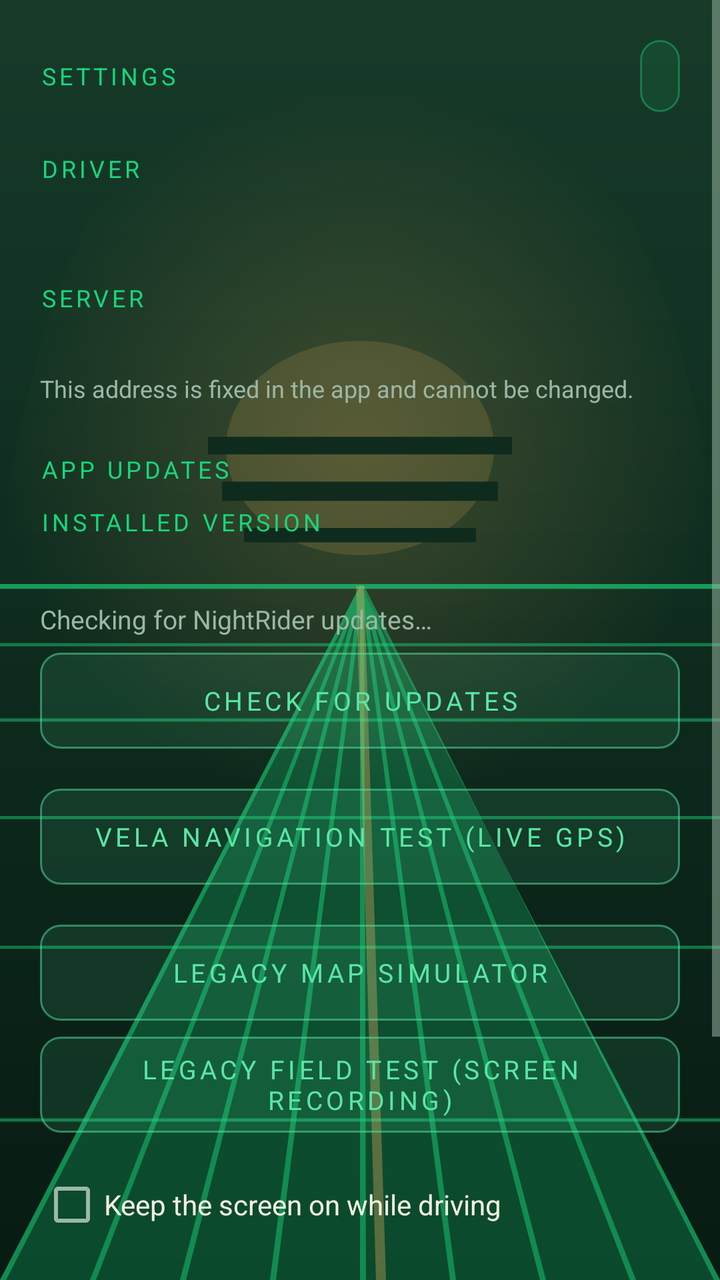
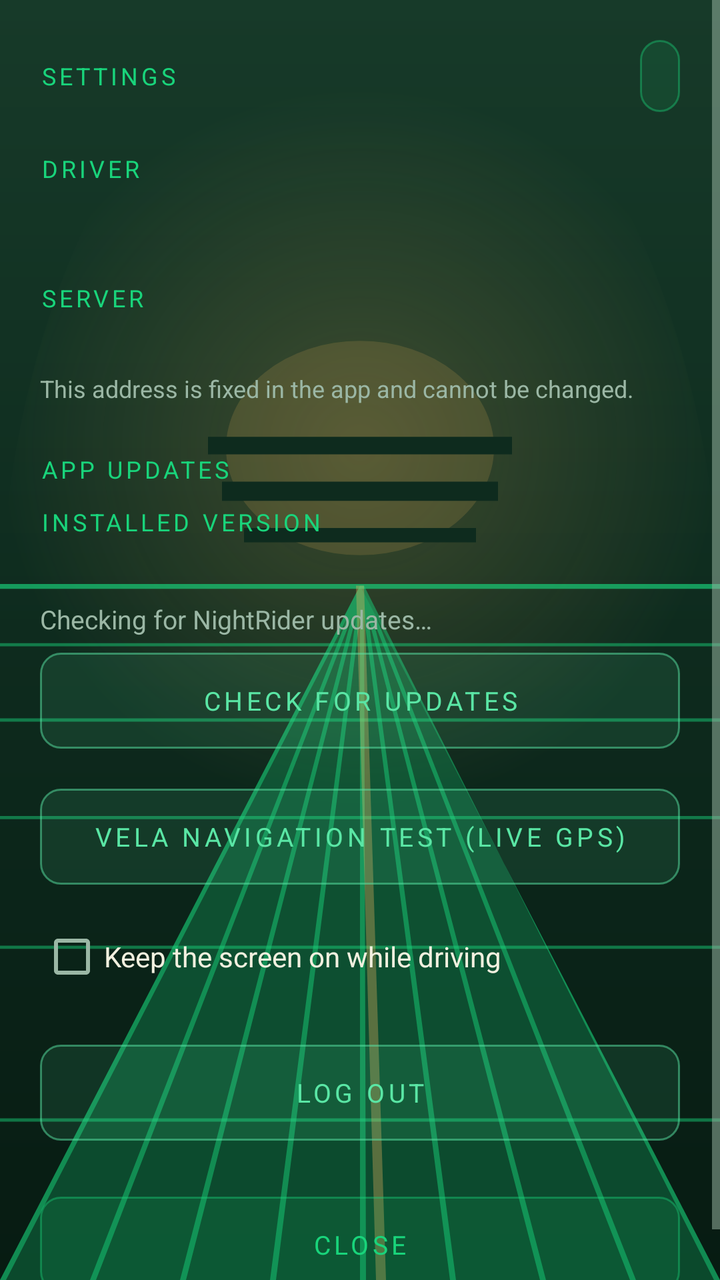

Two renders of the same Android screen: before a commit and after it. Below are the layout's source before the change and the commit's diff.
<!-- AndroidManifest.xml: activity theme Theme.NightRider -->
<!-- res/layout/activity_settings.xml -->
<?xml version="1.0" encoding="utf-8"?>
<ScrollView xmlns:android="http://schemas.android.com/apk/res/android"
    android:id="@+id/settingsScroll"
    android:layout_width="match_parent"
    android:layout_height="match_parent"
    android:fillViewport="true">

    <LinearLayout
        android:layout_width="match_parent"
        android:layout_height="wrap_content"
        android:orientation="vertical"
        android:padding="20dp">

        <LinearLayout
            android:layout_width="match_parent"
            android:layout_height="wrap_content"
            android:orientation="horizontal"
            android:gravity="center_vertical">

            <TextView
                style="@style/NrLabel"
                android:layout_width="0dp"
                android:layout_height="wrap_content"
                android:layout_weight="1"
                android:text="@string/settings_title" />

            <Button
                android:id="@+id/appearanceToggle"
                style="@style/NrBarButton"
                android:layout_width="wrap_content"
                android:layout_height="wrap_content" />
        </LinearLayout>

        <TextView
            style="@style/NrLabel"
            android:layout_width="match_parent"
            android:layout_height="wrap_content"
            android:layout_marginTop="20dp"
            android:text="@string/driver_label" />

        <TextView
            android:id="@+id/driverValue"
            android:layout_width="match_parent"
            android:layout_height="wrap_content"
            android:layout_marginTop="4dp"
            android:textColor="?attr/nrText"
            android:textSize="18sp" />

        <TextView
            style="@style/NrLabel"
            android:layout_width="match_parent"
            android:layout_height="wrap_content"
            android:layout_marginTop="20dp"
            android:text="@string/server_label" />

        <TextView
            android:id="@+id/serverValue"
            android:layout_width="match_parent"
            android:layout_height="wrap_content"
            android:layout_marginTop="4dp"
            android:textColor="?attr/nrAccent"
            android:textSize="14sp" />

        <TextView
            android:layout_width="match_parent"
            android:layout_height="wrap_content"
            android:layout_marginTop="6dp"
            android:text="@string/server_note"
            android:textColor="?attr/nrMuted"
            android:textSize="12sp" />

        <TextView
            style="@style/NrLabel"
            android:layout_width="match_parent"
            android:layout_height="wrap_content"
            android:layout_marginTop="24dp"
            android:text="@string/update_section" />

        <TextView
            style="@style/NrLabel"
            android:layout_width="match_parent"
            android:layout_height="wrap_content"
            android:layout_marginTop="10dp"
            android:text="@string/installed_version_label" />

        <TextView
            android:id="@+id/currentVersionValue"
            android:layout_width="match_parent"
            android:layout_height="wrap_content"
            android:layout_marginTop="4dp"
            android:textColor="?attr/nrText"
            android:textSize="16sp" />

        <TextView
            android:id="@+id/updateStatus"
            android:layout_width="match_parent"
            android:layout_height="wrap_content"
            android:layout_marginTop="6dp"
            android:text="@string/update_checking"
            android:textColor="?attr/nrMuted"
            android:textSize="13sp" />

        <Button
            android:id="@+id/checkUpdateButton"
            style="@style/NrButton.Alt"
            android:layout_width="match_parent"
            android:layout_height="wrap_content"
            android:layout_marginTop="8dp"
            android:text="@string/update_check_button" />

        <Button
            android:id="@+id/installUpdateButton"
            style="@style/NrButton"
            android:layout_width="match_parent"
            android:layout_height="wrap_content"
            android:layout_marginTop="8dp"
            android:text="@string/update_install_button"
            android:visibility="gone" />

        <Button
            android:id="@+id/velaNavTest"
            style="@style/NrButton.Alt"
            android:layout_width="match_parent"
            android:layout_height="wrap_content"
            android:layout_marginTop="20dp"
            android:text="Vela navigation test (live GPS)" />

        <Button
            android:id="@+id/mapSimulator"
            style="@style/NrButton.Alt"
            android:layout_width="match_parent"
            android:layout_height="wrap_content"
            android:layout_marginTop="20dp"
            android:text="Legacy map simulator" />

        <Button
            android:id="@+id/mapFieldTest"
            style="@style/NrButton.Alt"
            android:layout_width="match_parent"
            android:layout_height="wrap_content"
            android:layout_marginTop="8dp"
            android:text="Legacy field test (screen recording)" />

        <CheckBox
            android:id="@+id/keepAwake"
            android:layout_width="match_parent"
            android:layout_height="wrap_content"
            android:layout_marginTop="20dp"
            android:text="@string/keep_awake"
            android:textColor="?attr/nrText"
            android:textSize="14sp" />

        <Button
            android:id="@+id/logoutButton"
            style="@style/NrButton.Alt"
            android:layout_width="match_parent"
            android:layout_height="wrap_content"
            android:layout_marginTop="28dp"
            android:text="@string/action_logout" />

        <Button
            android:id="@+id/closeButton"
            style="@style/NrButton"
            android:layout_width="match_parent"
            android:layout_height="wrap_content"
            android:layout_marginTop="28dp"
            android:text="@string/close" />
    </LinearLayout>
</ScrollView>
<!-- resources referenced by this layout -->
<resources>
  <string name="action_logout">Log out</string>
  <string name="close">Close</string>
  <string name="driver_label">Driver</string>
  <string name="installed_version_label">Installed version</string>
  <string name="keep_awake">Keep the screen on while driving</string>
  <string name="server_label">Server</string>
  <string name="server_note">This address is fixed in the app and cannot be changed.</string>
  <string name="settings_title">Settings</string>
  <string name="update_check_button">Check for updates</string>
  <string name="update_checking">Checking for NightRider updates…</string>
  <string name="update_install_button">Download and install update</string>
  <string name="update_section">App updates</string>
  <style name="NrBarButton" parent="NrButton">
          <item name="android:minHeight">36dp</item>
          <item name="android:minWidth">0dp</item>
          <item name="android:paddingStart">10dp</item>
          <item name="android:paddingEnd">10dp</item>
          <item name="android:textSize">11sp</item>
          <item name="android:layout_marginStart">8dp</item>
      </style>
  <style name="NrButton" parent="android:Widget.Material.Button">
          <item name="android:background">?attr/nrPrimaryButton</item>
          <item name="android:textColor">?attr/nrPrimaryButtonText</item>
          <item name="android:textAllCaps">true</item>
          <item name="android:letterSpacing">0.14</item>
          <item name="android:textSize">13sp</item>
          <item name="android:minHeight">48dp</item>
          <item name="android:paddingStart">18dp</item>
          <item name="android:paddingEnd">18dp</item>
          <item name="android:stateListAnimator">@null</item>
      </style>
  <style name="NrButton.Alt">
          <item name="android:background">?attr/nrSecondaryButton</item>
          <item name="android:textColor">?attr/nrSecondaryButtonText</item>
      </style>
  <style name="NrLabel">
          <item name="android:textColor">?attr/nrAccent</item>
          <item name="android:textSize">12sp</item>
          <item name="android:textAllCaps">true</item>
          <item name="android:letterSpacing">0.14</item>
      </style>
  <color name="cyan">#19D47B</color>
  <color name="void_night">#071B12</color>
  <color name="ice">#F2F0DF</color>
  <color name="mist">#9BB7A5</color>
  <!-- drawable bg_nightwave (drawable) -->
  <?xml version="1.0" encoding="utf-8"?>
  <layer-list xmlns:android="http://schemas.android.com/apk/res/android">
      <item><shape android:shape="rectangle">
          <gradient android:angle="270" android:startColor="#173A29" android:centerColor="#0E2B1E" android:endColor="#071B12" />
      </shape></item>
      <item><shape android:shape="oval">
          <gradient android:type="radial" android:gradientRadius="180dp" android:centerX="0.5" android:centerY="0.35"
              android:startColor="#33F4B860" android:endColor="#00071B12" />
      </shape></item>
      <item android:drawable="@drawable/night_horizon_grid" />
  </layer-list>
  <color name="plum">#5AE6A5</color>
  <color name="rose">#D95C4F</color>
  <!-- drawable panel (drawable) -->
  <?xml version="1.0" encoding="utf-8"?>
  <shape xmlns:android="http://schemas.android.com/apk/res/android"
      android:shape="rectangle">
      <solid android:color="@color/panel" />
      <stroke android:width="1dp" android:color="@color/plum" />
      <corners android:radius="14dp" />
  </shape>
  <color name="panel">#E60E2B1E</color>
  <color name="line_cyan">#6619D47B</color>
  <!-- unchanged entries left out for length: 4 -->
</resources>

<!-- the commit's change to res/layout/activity_settings.xml (unified diff, before → after) -->
@@ -125,22 +125,6 @@
             android:layout_marginTop="20dp"
             android:text="Vela navigation test (live GPS)" />
 
-        <Button
-            android:id="@+id/mapSimulator"
-            style="@style/NrButton.Alt"
-            android:layout_width="match_parent"
-            android:layout_height="wrap_content"
-            android:layout_marginTop="20dp"
-            android:text="Legacy map simulator" />
-
-        <Button
-            android:id="@+id/mapFieldTest"
-            style="@style/NrButton.Alt"
-            android:layout_width="match_parent"
-            android:layout_height="wrap_content"
-            android:layout_marginTop="8dp"
-            android:text="Legacy field test (screen recording)" />
-
         <CheckBox
             android:id="@+id/keepAwake"
             android:layout_width="match_parent"
